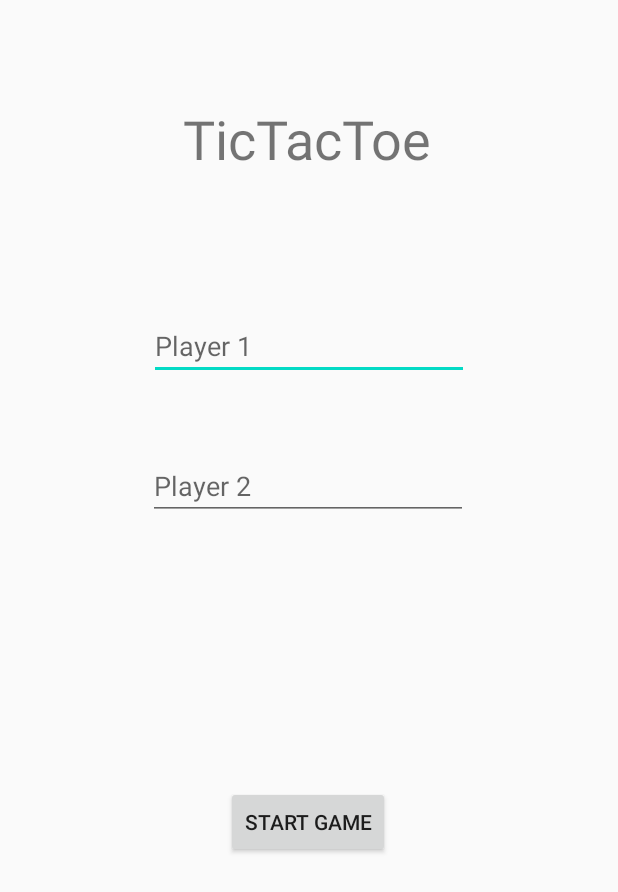
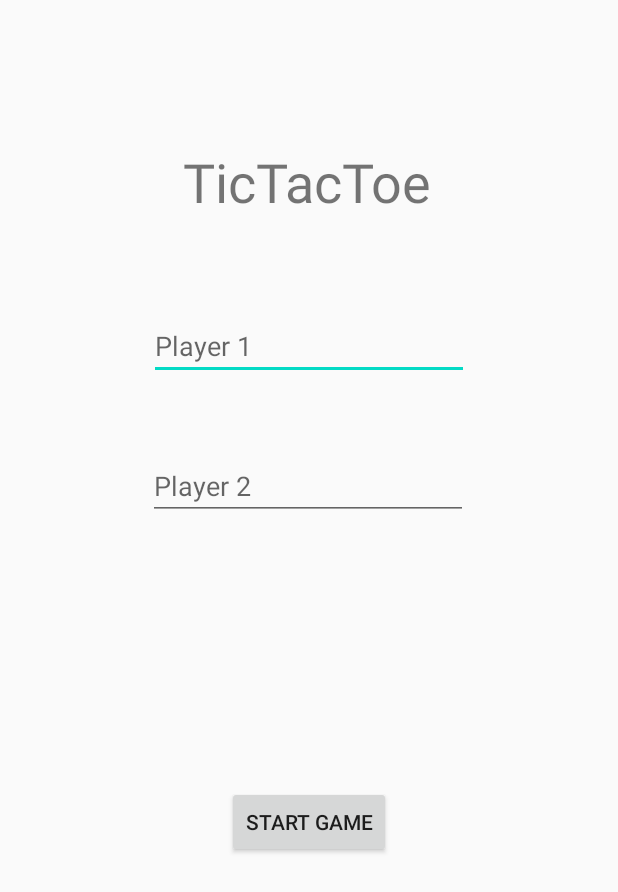
Before and after one commit to sherwinchiu/AndroidPractice, an Android app: the layout activity_main.xml on its own in the app's theme, with its tools: preview values and no code run, on a phone screen of 412 x 824 dp. Shown: the top 892 px of the screen. Run offline under Robolectric (Android 15) with nearby library versions, the phone set to English and light mode, and no system bars.

```diff
--- a/BasicFunctions/app/src/main/res/layout/activity_main.xml
+++ b/BasicFunctions/app/src/main/res/layout/activity_main.xml
@@ -15,50 +15,52 @@
         android:layout_marginTop="176dp"
         android:layout_marginBottom="252dp"
         android:onClick="sendMessage"
-        android:text="Start Game"
+        android:text="@string/startbutton"
         app:layout_constraintBottom_toBottomOf="parent"
         app:layout_constraintEnd_toEndOf="parent"
-        app:layout_constraintHorizontal_bias="0.498"
         app:layout_constraintStart_toStartOf="parent"
-        app:layout_constraintTop_toBottomOf="@+id/editText" />
+        app:layout_constraintTop_toBottomOf="@id/player2EditText"
+        app:layout_constraintVertical_bias="0.824" />
 
     <EditText
         android:id="@+id/player1EditText"
         android:layout_width="wrap_content"
         android:layout_height="wrap_content"
         android:layout_marginTop="208dp"
+        android:autofillHints=""
         android:ems="10"
-        android:hint="Player 1"
+        android:hint="@string/player1"
         android:inputType="textPersonName"
         app:layout_constraintEnd_toEndOf="parent"
         app:layout_constraintStart_toStartOf="parent"
         app:layout_constraintTop_toTopOf="parent" />
+
+    <EditText
+        android:id="@+id/player2EditText"
+        android:layout_width="wrap_content"
+        android:layout_height="wrap_content"
+        android:layout_marginTop="48dp"
+        android:autofillHints=""
+        android:ems="10"
+        android:hint="@string/player2"
+        android:inputType="textPersonName"
+        app:layout_constraintEnd_toEndOf="parent"
+        app:layout_constraintHorizontal_bias="0.497"
+        app:layout_constraintStart_toStartOf="parent"
+        app:layout_constraintTop_toBottomOf="@+id/player1EditText" />
 
     <TextView
         android:id="@+id/titleView"
         android:layout_width="wrap_content"
         android:layout_height="wrap_content"
         android:layout_marginTop="68dp"
-        android:text="TicTacToe"
+        android:text="@string/tictactoe"
         android:textSize="36sp"
-        app:layout_constraintBottom_toTopOf="@+id/editText"
+        app:layout_constraintBottom_toTopOf="@id/player1EditText"
         app:layout_constraintEnd_toEndOf="parent"
         app:layout_constraintHorizontal_bias="0.497"
         app:layout_constraintStart_toStartOf="parent"
         app:layout_constraintTop_toTopOf="parent"
-        app:layout_constraintVertical_bias="0.402" />
-
-    <EditText
-        android:id="@+id/player2EditText"
-        android:layout_width="wrap_content"
-        android:layout_height="wrap_content"
-        android:layout_marginTop="48dp"
-        android:ems="10"
-        android:hint="Player 2"
-        android:inputType="textPersonName"
-        app:layout_constraintEnd_toEndOf="parent"
-        app:layout_constraintHorizontal_bias="0.497"
-        app:layout_constraintStart_toStartOf="parent"
-        app:layout_constraintTop_toBottomOf="@+id/player1EditText" />
+        app:layout_constraintVertical_bias="0.315" />
 
 </androidx.constraintlayout.widget.ConstraintLayout>
--- a/BasicFunctions/app/src/main/res/values/strings.xml
+++ b/BasicFunctions/app/src/main/res/values/strings.xml
@@ -1,3 +1,7 @@
 <resources>
     <string name="app_name">BasicFunctions</string>
+    <string name="tictactoe">TicTacToe</string>
+    <string name="player1">Player 1</string>
+    <string name="player2">Player 2</string>
+    <string name="startbutton">Start Game</string>
 </resources>
```
Also changed, not shown: BasicFunctions/app/src/main/java/com/sherwin/basicfunctions/MainActivity.java (+8 -0 lines), BasicFunctions/app/src/main/java/com/sherwin/basicfunctions/MainGameActivity.java (+13 -0 lines), BasicFunctions/app/src/main/res/layout/activity_main_game.xml (+19 -0 lines).
